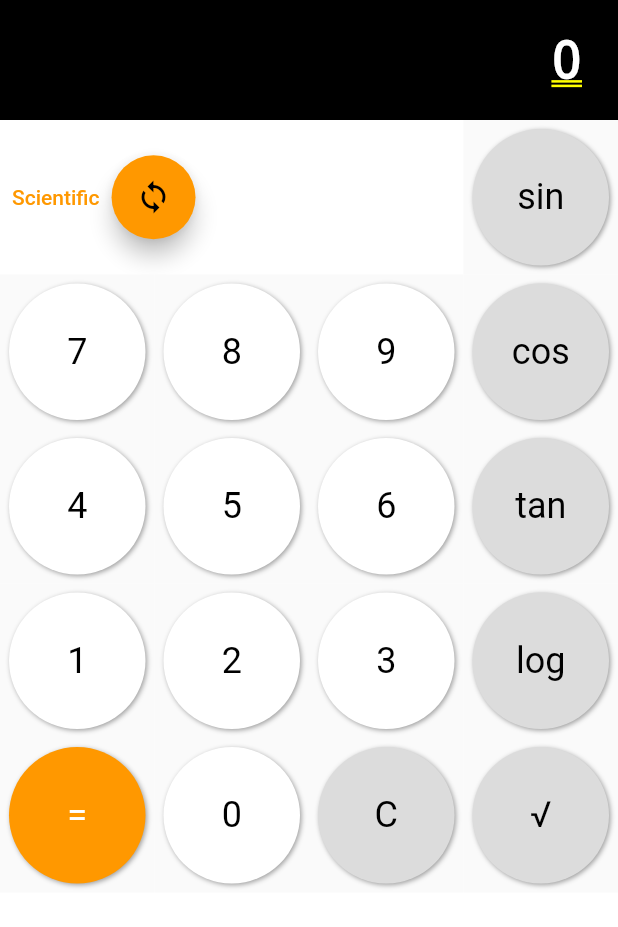
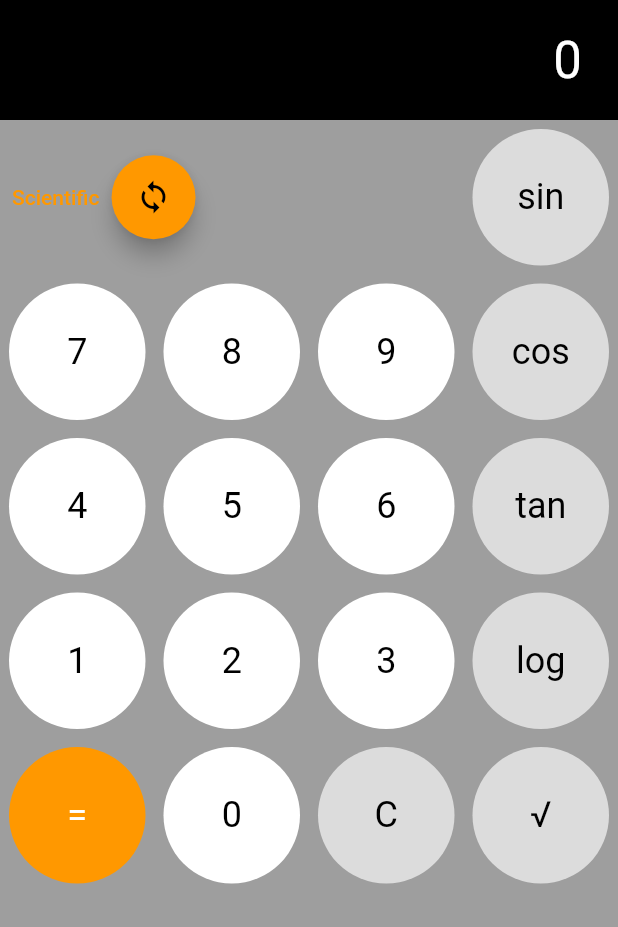
Before and after one commit to yapyongjing/yapcalculator, a Flutter app: the screen it shows after launch, after a tap on "Basic", on a phone screen of 412 x 824 dp. Shown: the top 927 px of the screen. Run offline on Flutter 3.47's test engine with Material 2 defaults, Android fonts, the phone set to English and light mode, and no system bars.

Commit message:
Second commit

```diff
--- a/lib/SciCalculator.dart
+++ b/lib/SciCalculator.dart
@@ -1,6 +1,7 @@
 import 'package:flutter/material.dart';
 import 'result_display.dart';
-import 'SciCalculator_button.dart';
+import 'calculator_button.dart';
+import 'calculation.dart';
 import 'dart:math';
 
 class SciCalculator extends StatefulWidget {
@@ -23,16 +24,20 @@
   }
 
   Widget build(BuildContext context) {
-    return Column(children: [
+    return Scaffold(
+      backgroundColor: Colors.grey,
+      body: Column(children: [
         ResultDisplay(text: _getDisplayText()),
         Row(
           children: [
             TextButton(
               style: ButtonStyle(
-              foregroundColor: MaterialStateProperty.all<Color>(Colors.orange),
+                foregroundColor:
+                    MaterialStateProperty.all<Color>(Colors.orange),
               ),
               onPressed: () {
-              Navigator.pop(context);
+                Navigator.of(context).pushReplacement(MaterialPageRoute(
+                    builder: (BuildContext context) => Calculation()));
               },
               child: Text('Scientific'),
             ),
@@ -102,7 +107,8 @@
                 backgroundColor: Color.fromRGBO(220, 220, 220, 1)),
           ],
         ),
-    ]);
+      ]),
+    );
   }
 
   Widget _getButton({
@@ -111,7 +117,7 @@
     Color backgroundColor = Colors.white,
     Color textColor = Colors.black,
   }) {
-    return SciCalculatorButton(
+    return CalculatorButton(
       label: text,
       onTap: onTap,
       size: width / 4 - 12,
@@ -126,7 +132,7 @@
     Color backgroundColor = Colors.white,
     Color textColor = Colors.black,
   }) {
-    return SciCalculatorButton(
+    return CalculatorButton(
       label: text,
       onTap: onTap,
       size: width / 4 - 12,
--- a/lib/calculation.dart
+++ b/lib/calculation.dart
@@ -21,7 +21,9 @@
   }
 
   Widget build(BuildContext context) {
-    return Column(children: [
+    return Scaffold(
+      backgroundColor: Colors.grey,
+      body: Column(children: [
       ResultDisplay(text: _getDisplayText()),
       Row(
         children: [
@@ -31,9 +33,7 @@
               foregroundColor: MaterialStateProperty.all<Color>(Colors.orange),
             ),
             onPressed: () {
-              Navigator.push(
-                context,
-                MaterialPageRoute(
+                Navigator.of(context).pushReplacement(MaterialPageRoute(
                     builder: (BuildContext context) => const SciCalculator()),
               );
             },
@@ -104,7 +104,8 @@
               backgroundColor: Color.fromRGBO(220, 220, 220, 1)),
         ],
       ),
-    ]);
+    ]),
+    );
   }
 
   Widget _getButton({
--- a/lib/calculator_button.dart
+++ b/lib/calculator_button.dart
@@ -12,7 +12,6 @@
   final double size;
   final Color? backgroundColor;
   final Color? labelColor;
-
   @override
   Widget build(BuildContext context) {
     return Padding(
@@ -21,10 +20,10 @@
           width: size,
           height: size,
           decoration: BoxDecoration(
-              boxShadow: [
+              /* boxShadow: [
                 BoxShadow(
                     color: Colors.grey, offset: Offset(1, 1), blurRadius: 2),
-              ],
+              ],*/
               borderRadius: BorderRadius.all(Radius.circular(size / 2)),
               color: backgroundColor),
           child: InkWell(
```
Also changed, not shown: lib/Untitled-1.dart (deleted, +0 -58 lines). Lines whose indentation alone changed are shown as unchanged.
